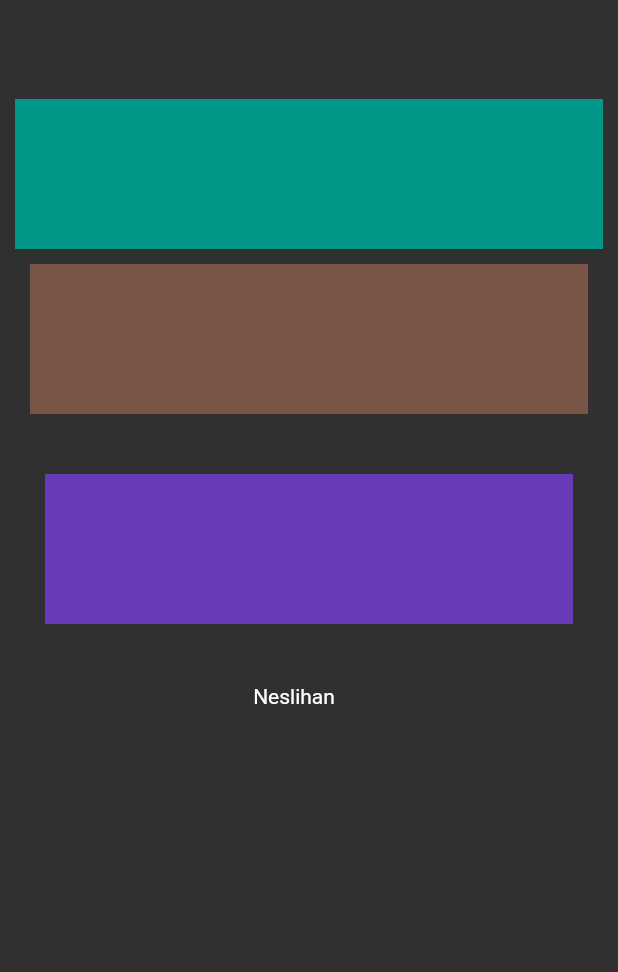
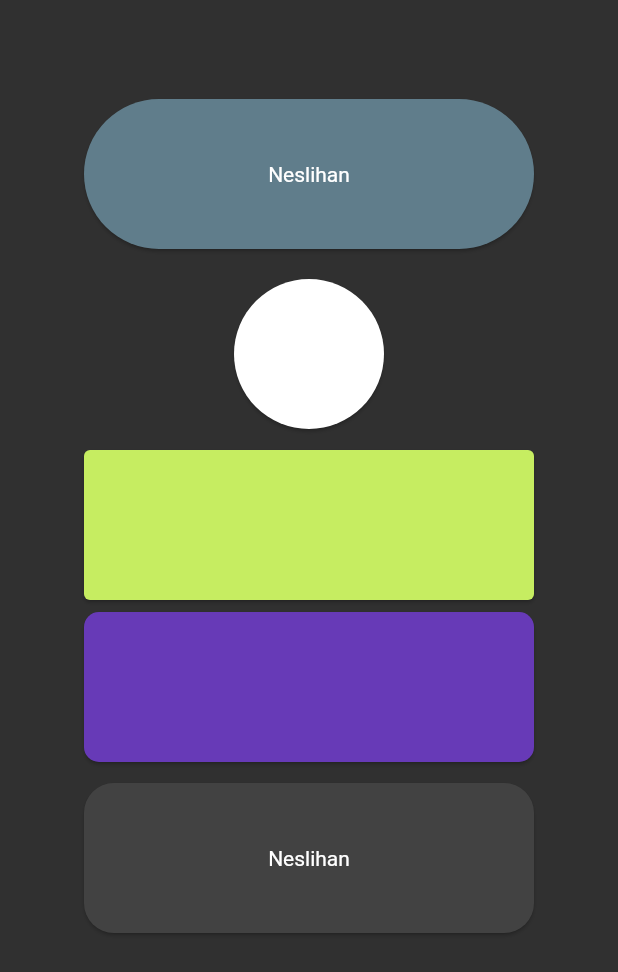
Before and after one commit to neslihanatasever/flutter_full_learnn, a Flutter app: the screen it shows after launch, on a phone screen of 412 x 824 dp. Shown: the top 972 px of the screen. Run offline on Flutter 3.47's test engine with Material 2 defaults, Android fonts, the phone set to English and light mode, and no system bars.

Commit message:
card_learn.dart

```diff
--- /dev/null
+++ b/lib/101/card_learn.dart
@@ -0,0 +1,82 @@
+import 'package:flutter/material.dart';
+
+class CardLearn extends StatelessWidget {
+  const CardLearn({Key? key}) : super(key: key);
+
+  @override
+  Widget build(BuildContext context) {
+    return Scaffold(
+      appBar: AppBar(),
+      body: Column(
+        children: [
+          const Card(
+            margin: ProjectMargin.cardMargin,
+            color: ProjectColor.bluegrey,
+            shape: StadiumBorder(),
+            child: SizedBox(height: 100, width: 300, child: Center(child: Text('Neslihan'))),
+          ),
+          const Card(
+            margin: ProjectMargin.cardMargin,
+            color: Colors.white,
+            shape: CircleBorder(),
+            child: SizedBox(height: 100, width: 500),
+          ),
+          Card(
+            color: Theme.of(context).colorScheme.error,
+            child: const SizedBox(height: 100, width: 300),
+          ),
+          Card(
+            color: ProjectColor.purple,
+            shape:
+                RoundedRectangleBorder(borderRadius: BorderRadius.circular(10)),
+            child: const SizedBox(height: 100, width: 300),
+          ),
+          _CustomCard(child: const SizedBox(
+            height: 100,
+            width: 300,
+            child: Center(child: Text("Neslihan")),
+          ))
+        ],
+      ),
+    );
+  }
+}
+
+class ProjectMargin {
+  static const cardMargin = EdgeInsets.all(10);
+}
+
+class ProjectColor {
+  static const purple = Colors.deepPurple;
+  static const bluegrey = Colors.blueGrey;
+}
+
+//doğru card kullanım şekli
+class _CustomCard extends StatelessWidget {
+
+   _CustomCard({Key? key, required this.child}): super(key:key);
+  final Widget child;
+  final roundedRectangleBorder = RoundedRectangleBorder(borderRadius: BorderRadius.circular(20));
+
+  @override
+  Widget build(BuildContext context) {
+    return Card(
+      margin: ProjectMargin.cardMargin,
+      shape: roundedRectangleBorder,
+      child: child,
+    );
+  }
+}//burada sadece card bilgileri içermeli
+
+//_CustomCard'ın başında k _(alt tire) sadece bu sayfada kullanılıcak anlamına gelmektedir.
+//padding dış kısmı kısıtlar, margin ise iç kısmı kapsar.
+
+//Borders
+//3 adet shape border vardır.
+//StadiumBorder() => stadyum şeklini alır
+//CircleBorder() => yuvarlak olur
+//RoundedReactangleBorder() => köşelerden kırmayı sağlar köşeleri sivri bir yapısı vardır.
+//BorderRadius özelliğini alır => shape: RoundedRectangleBorder(borderRadius: BorderRadius.circular(10)),
+
+
+//bütün card'ların özellikleri aynı olacaksa eğer main.dart sayfasında theme içinde cardTheme özelliklerini yazabiliriz.
--- a/lib/202/main.dart
+++ b/lib/202/main.dart
@@ -3,6 +3,7 @@ import 'package:flutter/services.dart';
 import 'package:flutter_full_learn/101/text_learn.dart';
 import '../101/app_bar_learn.dart';
 import '../101/button_learn.dart';
+import '../101/card_learn.dart';
 import '../101/color_learn.dart';
 import '../101/container_sized_box_learn.dart';
 import '../101/icon_learn.dart';
@@ -30,7 +31,7 @@ class MyApp extends StatelessWidget {
           backgroundColor: Colors.transparent,
           elevation: 0,
         )), //eğer tüm projemde geçerli olmasını istediğim özellikler var ise buraya yazabilirim.
-      home: PaddingLearn(),
+      home: CardLearn(),
     );
   }
 }
```
